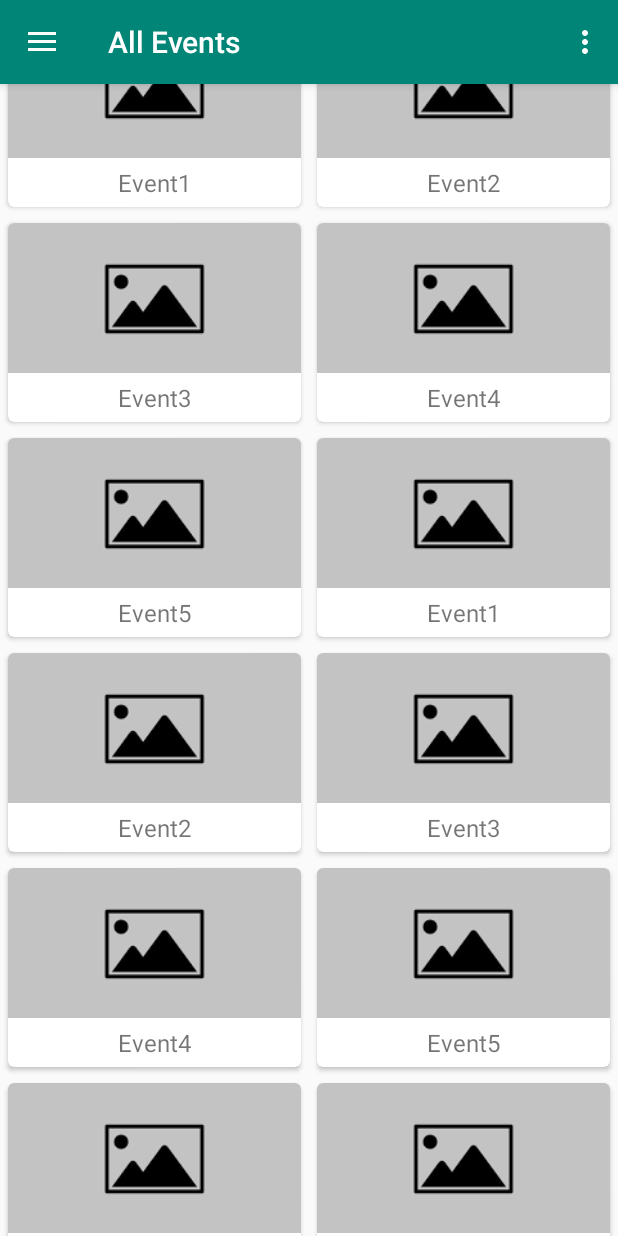
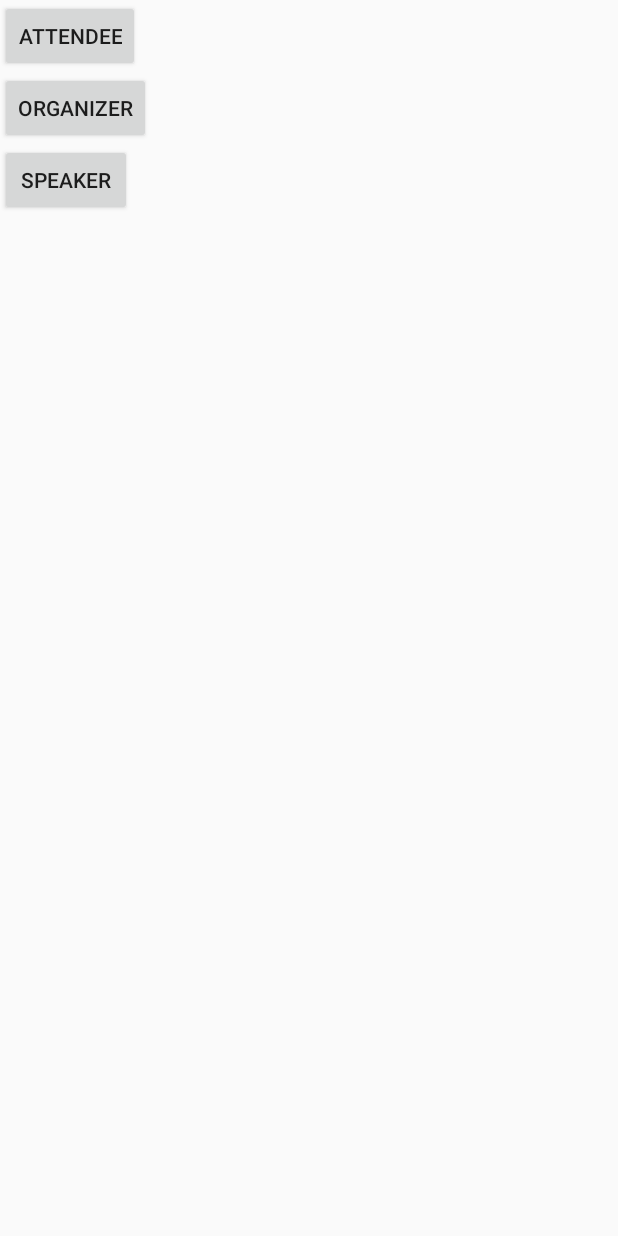
Before and after one commit to NancyLi0637/Conference-App, an Android app: the screen it shows after launch (EventActivity before the commit, TempActivity after it), after a tap on "LOGIN", on a phone screen of 412 x 824 dp. Run offline under Robolectric (Android 15) with nearby library versions, the phone set to English and light mode, and no system bars.

Commit message:
changes to MainActivity and SignUpActivity

```diff
--- /dev/null
+++ b/app/src/main/java/com/example/a207_demo/TempActivity.java
@@ -0,0 +1,45 @@
+package com.example.a207_demo;
+
+import androidx.appcompat.app.AppCompatActivity;
+
+import android.content.Intent;
+import android.os.Bundle;
+import android.view.View;
+import android.widget.Button;
+
+import com.example.a207_demo.eventSystem.EventActivity;
+
+public class TempActivity extends AppCompatActivity implements View.OnClickListener{
+
+    @Override
+    protected void onCreate(Bundle savedInstanceState) {
+        super.onCreate(savedInstanceState);
+        setContentView(R.layout.activity_temp);
+
+        Button attendee = findViewById(R.id.btn_attendee);
+        Button organizer = findViewById(R.id.btn_organizer);
+        Button speaker = findViewById(R.id.btn_speaker);
+
+        attendee.setOnClickListener(this);
+        organizer.setOnClickListener(this);
+        speaker.setOnClickListener(this);
+    }
+
+    @Override
+    public void onClick(View v){
+
+        switch(v.getId()){
+            case R.id.btn_attendee:
+                startActivity(new Intent(TempActivity.this, EventActivity.class));
+                break;
+            case R.id.btn_organizer:
+                startActivity(new Intent(TempActivity.this, OrganizerEventActivity.class));
+                break;
+            case R.id.btn_speaker:
+                startActivity(new Intent(TempActivity.this, SpeakerMyEventActivity.class));
+                break;
+        }
+    }
+
+
+}
--- a/app/src/main/java/com/example/a207_demo/eventSystem/EventContentActivity.java
+++ b/app/src/main/java/com/example/a207_demo/eventSystem/AttendeeEventContentActivity.java
@@ -15,7 +15,7 @@
 import com.example.a207_demo.R;
 import com.google.android.material.appbar.CollapsingToolbarLayout;
 
-public class EventContentActivity extends AppCompatActivity {
+public class AttendeeEventContentActivity extends AppCompatActivity {
 
     @Override
     protected void onCreate(Bundle savedInstanceState) {
@@ -46,10 +46,11 @@
         String eventTitle = intent.getStringExtra("event_title");
         String eventRoom = intent.getStringExtra("event_room");
         String eventTime = intent.getStringExtra("event_time");
+        String eventDuration = intent.getStringExtra("event_duration");
         int eventImageId = intent.getIntExtra("event_image_id", 0);
 
         String eventContent = "Room: " + eventRoom + "\n" +
-                "Time: " + eventTime;
+                "Time: " + eventTime + "Duration: " + eventDuration;
         fillContent(eventTitle, eventContent, eventImageId);
     }
 
--- a/app/src/main/java/com/example/a207_demo/eventSystem/MyEventActivity.java
+++ b/app/src/main/java/com/example/a207_demo/eventSystem/AttendeeMyEventActivity.java
@@ -11,7 +11,7 @@ import com.example.a207_demo.utility.SetUpActivity;
 import java.util.ArrayList;
 import java.util.List;
 
-public class MyEventActivity extends SetUpActivity {
+public class AttendeeMyEventActivity extends SetUpActivity {
 
     //Todo: access Event Use case
     private List<Event> eventList = new ArrayList<>();
--- a/app/src/main/java/com/example/a207_demo/eventSystem/Event.java
+++ b/app/src/main/java/com/example/a207_demo/eventSystem/Event.java
@@ -36,6 +36,7 @@ public class Event implements Serializable {
         this.speakers = new ArrayList<>(1);
         this.speakers.add(speakerID);
         this.startTime = startTime;
+
         this.imageId = imageId;
     }
 
@@ -57,6 +58,7 @@ public class Event implements Serializable {
         this.speakers = new ArrayList<>(1);
         this.speakers.add(speakerID);
         this.startTime = startTime;
+
         this.imageId = imageId;
     }
 
@@ -176,6 +178,8 @@ public class Event implements Serializable {
         return userIDs;
     }
 
+    public int getDuration(){return duration;}
+
     /**
      * Formats and returns the time slot
      *
--- a/app/src/main/java/com/example/a207_demo/eventSystem/EventActivity.java
+++ b/app/src/main/java/com/example/a207_demo/eventSystem/EventActivity.java
@@ -11,16 +11,21 @@ import com.example.a207_demo.utility.ActivityCollector;
 import com.example.a207_demo.R;
 import com.example.a207_demo.utility.SetUpActivity;
 
-
 import java.util.ArrayList;
 import java.util.List;
 
+/**
+ * Event activity to show attendee.
+ */
 public class EventActivity extends SetUpActivity {
 
     //Todo: access Event Use case
     private List<Event> eventList = new ArrayList<>();
 
-
+    /**
+     * Required function to initiate an Activity class.
+     * @param savedInstanceState saved data for unexpected crush
+     */
     @Override
     protected void onCreate(Bundle savedInstanceState) {
         super.onCreate(savedInstanceState);
@@ -32,21 +37,34 @@ public class EventActivity extends SetUpActivity {
 
     }
 
+    /**
+     * Set up the activity.
+     */
     public void init(){
         super.createActionBar();
         super.createNavView(this, R.id.nav_allevents);
         createEventMenu();
     }
 
+    /**
+     * Set up action bar
+     * @param menu Menu items of the activity
+     * @return true if created successfully
+     */
     public boolean onCreateOptionsMenu(Menu menu){
         return super.onCreateOptionsMenu(menu);
     }
 
+    /**
+     * Menu item listener for clicking events.
+     * @param item Item clicked
+     * @return true if clicked successfully
+     */
     public boolean onOptionsItemSelected(MenuItem item) {
         return super.onOptionsItemSelected(item);
     }
 
-    public void createEventMenu(){
+    private void createEventMenu(){
         initEvents();
 
         RecyclerView recyclerView = findViewById(R.id.event_recycler_view);
@@ -56,7 +74,7 @@ public class EventActivity extends SetUpActivity {
         recyclerView.setAdapter(eventAdapter);
     }
 
-    public void initEvents(){
+    private void initEvents(){
         //Todo: access Event Use case to generate event
         for (int i = 0; i < 50; i++){
             Event event1 = new Event("Event1", "BF101", "", "13:00", R.drawable.default_image);
--- a/app/src/main/java/com/example/a207_demo/eventSystem/EventAdapter.java
+++ b/app/src/main/java/com/example/a207_demo/eventSystem/EventAdapter.java
@@ -17,6 +17,9 @@ import com.example.a207_demo.R;
 
 import java.util.List;
 
+/**
+ * A user case class for setting up scrolling view for Event in android.
+ */
 public class EventAdapter extends RecyclerView.Adapter<EventAdapter.VHEvent> {
     private Context context;
     private List<Event> eventList;
@@ -41,10 +44,11 @@ public class EventAdapter extends RecyclerView.Adapter<EventAdapter.VHEvent> {
             public void onClick(View view) {
                 int position = holder.getAdapterPosition();
                 Event event = eventList.get(position);
-                Intent intent = new Intent(context, EventContentActivity.class);
+                Intent intent = new Intent(context, AttendeeEventContentActivity.class);
                 intent.putExtra("event_title", event.getTitle());
                 intent.putExtra("event_room", event.getRoomID());
                 intent.putExtra("event_time", event.getStartTime());
+                intent.putExtra("event_duration", event.getDuration());
                 intent.putExtra("event_image_id", event.getImageId());
                 context.startActivity(intent);
             }
--- a/app/src/main/java/com/example/a207_demo/utility/SetUpActivity.java
+++ b/app/src/main/java/com/example/a207_demo/utility/SetUpActivity.java
@@ -14,7 +14,7 @@ import androidx.drawerlayout.widget.DrawerLayout;
 import com.example.a207_demo.R;
 import com.example.a207_demo.contactSystem.ContactActivity;
 import com.example.a207_demo.eventSystem.EventActivity;
-import com.example.a207_demo.eventSystem.MyEventActivity;
+import com.example.a207_demo.eventSystem.AttendeeMyEventActivity;
 import com.example.a207_demo.messageSystem.AnnouncementActivity;
 import com.google.android.material.navigation.NavigationView;
 
@@ -44,7 +44,7 @@ public class SetUpActivity extends AppCompatActivity{
                         break;
                     case R.id.nav_myEvents:
                         mDrawerLayout.closeDrawers();
-                        startActivity(new Intent(context, MyEventActivity.class));
+                        startActivity(new Intent(context, AttendeeMyEventActivity.class));
                         break;
                     case R.id.nav_contacts:
                         mDrawerLayout.closeDrawers();
--- a/app/src/main/res/layout/activity_signup.xml
+++ b/app/src/main/res/layout/activity_signup.xml
@@ -87,7 +87,7 @@
         android:layout_width="150dp"
         android:layout_height="wrap_content"
         android:layout_gravity="center_horizontal"
-        android:layout_marginTop="50dp"
+        android:layout_marginTop="10dp"
         android:text="@string/signUp" />
 
 </LinearLayout>
--- /dev/null
+++ b/app/src/main/res/layout/activity_temp.xml
@@ -0,0 +1,26 @@
+<?xml version="1.0" encoding="utf-8"?>
+<LinearLayout
+    xmlns:android="http://schemas.android.com/apk/res/android"
+    android:orientation="vertical"
+    android:layout_width="match_parent"
+    android:layout_height="match_parent">
+
+    <Button
+        android:id="@+id/btn_attendee"
+        android:layout_width="wrap_content"
+        android:layout_height="wrap_content"
+        android:text="Attendee"/>
+
+    <Button
+        android:id="@+id/btn_organizer"
+        android:layout_width="wrap_content"
+        android:layout_height="wrap_content"
+        android:text="Organizer"/>
+
+    <Button
+        android:id="@+id/btn_speaker"
+        android:layout_width="wrap_content"
+        android:layout_height="wrap_content"
+        android:text="Speaker"/>
+
+</LinearLayout>
```
Also changed, not shown: app/src/main/AndroidManifest.xml (+4 -3 lines), app/src/main/java/com/example/a207_demo/MainActivity.java (+44 -13 lines), app/src/main/java/com/example/a207_demo/signupSystem/SignUpActivity.java (+50 -28 lines), app/src/main/res/values/strings.xml (+7 -7 lines).
